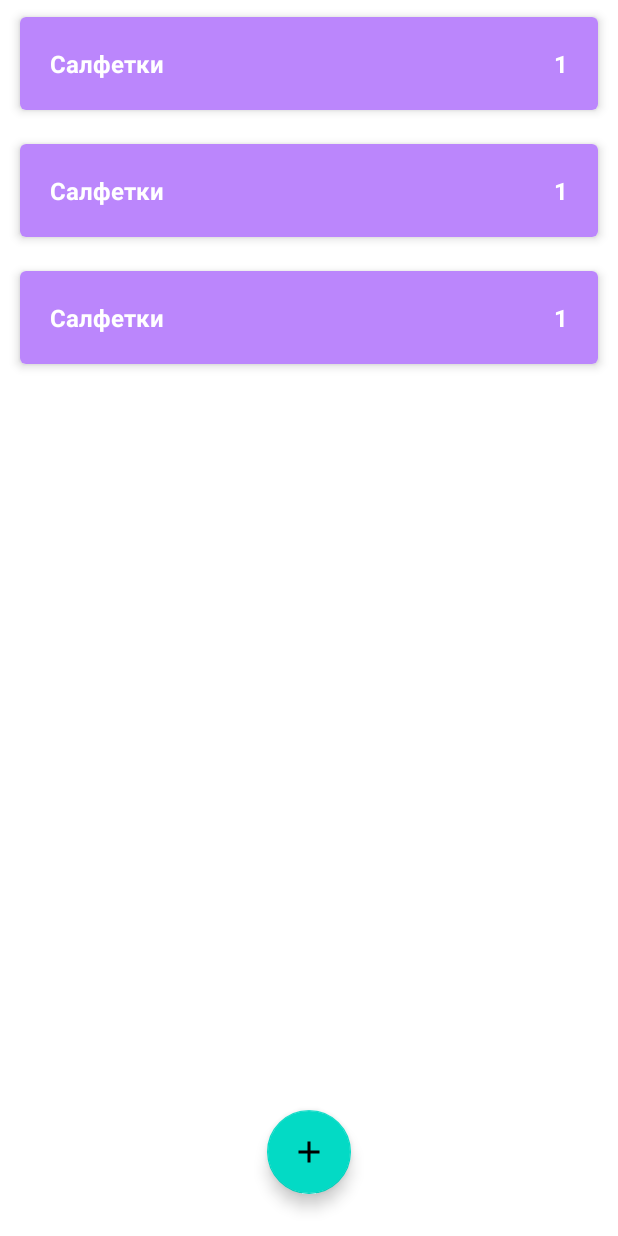
After one commit to junesqo/ShoppingApp, an Android app: the layout activity_list.xml on its own in the app's theme, with its tools: preview values and no code run, on a phone screen of 412 x 824 dp. The commit adds this screen. Run offline under Robolectric (Android 15) with nearby library versions, the phone set to English and light mode, and no system bars.

Commit message:
hw 3: implemented recycler view, adding via new activity

```diff
--- a/app/src/main/java/kg/junesqo/shoppingapp/domain/entity/ShopItem.kt
+++ b/app/src/main/java/kg/junesqo/shoppingapp/domain/entity/ShopItem.kt
@@ -1,8 +1,8 @@
 package kg.junesqo.shoppingapp.domain.entity
 
 data class ShopItem(
-    val name: String,
-    val count: Int,
+    val name: String?,
+    val count: Int?,
     val enable: Boolean,
     var id: Int = UNDEFINED_ID
 ){
--- a/app/src/main/java/kg/junesqo/shoppingapp/presentation/MainViewModel.kt
+++ b/app/src/main/java/kg/junesqo/shoppingapp/presentation/main/MainViewModel.kt
@@ -1,4 +1,4 @@
-package kg.junesqo.shoppingapp.presentation
+package kg.junesqo.shoppingapp.presentation.main
 
 import androidx.lifecycle.LiveData
 import androidx.lifecycle.MutableLiveData
--- /dev/null
+++ b/app/src/main/res/drawable/ic_add.xml
@@ -0,0 +1,5 @@
+<vector android:height="24dp" android:tint="#000000"
+    android:viewportHeight="24" android:viewportWidth="24"
+    android:width="24dp" xmlns:android="http://schemas.android.com/apk/res/android">
+    <path android:fillColor="@android:color/white" android:pathData="M19,13h-6v6h-2v-6H5v-2h6V5h2v6h6v2z"/>
+</vector>
--- /dev/null
+++ b/app/src/main/res/layout/activity_list.xml
@@ -0,0 +1,26 @@
+<?xml version="1.0" encoding="utf-8"?>
+<androidx.constraintlayout.widget.ConstraintLayout xmlns:android="http://schemas.android.com/apk/res/android"
+    xmlns:app="http://schemas.android.com/apk/res-auto"
+    xmlns:tools="http://schemas.android.com/tools"
+    android:layout_width="match_parent"
+    android:layout_height="match_parent"
+    tools:context=".presentation.list.ListActivity">
+
+    <androidx.recyclerview.widget.RecyclerView
+        android:id="@+id/recycler_list"
+        tools:listitem="@layout/item_product"
+        android:layout_width="match_parent"
+        android:layout_height="match_parent"
+        app:layoutManager="androidx.recyclerview.widget.LinearLayoutManager" />
+
+    <com.google.android.material.floatingactionbutton.FloatingActionButton
+        android:id="@+id/fab"
+        android:layout_width="wrap_content"
+        app:layout_constraintBottom_toBottomOf="parent"
+        app:layout_constraintStart_toStartOf="parent"
+        app:layout_constraintEnd_toEndOf="parent"
+        android:src="@drawable/ic_add"
+        android:layout_marginBottom="28dp"
+        android:layout_height="wrap_content"/>
+
+</androidx.constraintlayout.widget.ConstraintLayout>
--- a/app/src/main/res/layout/activity_main.xml
+++ b/app/src/main/res/layout/activity_main.xml
@@ -4,7 +4,7 @@
     android:layout_width="match_parent"
     android:layout_height="match_parent"
     android:orientation="vertical"
-    tools:context=".presentation.MainActivity">
+    tools:context=".presentation.main.MainActivity">
 
     <Button
         android:id="@+id/btn_add"
--- /dev/null
+++ b/app/src/main/res/layout/item_product.xml
@@ -0,0 +1,43 @@
+<?xml version="1.0" encoding="utf-8"?>
+<androidx.cardview.widget.CardView xmlns:android="http://schemas.android.com/apk/res/android"
+    xmlns:app="http://schemas.android.com/apk/res-auto"
+    xmlns:tools="http://schemas.android.com/tools"
+    android:layout_width="match_parent"
+    android:layout_height="wrap_content"
+    android:layout_marginStart="8dp"
+    android:layout_marginTop="4dp"
+    android:layout_marginEnd="8dp"
+    android:layout_marginBottom="4dp"
+    app:cardCornerRadius="4dp"
+    app:cardElevation="4dp"
+    app:cardUseCompatPadding="true">
+
+    <LinearLayout
+        android:layout_width="match_parent"
+        android:layout_height="wrap_content"
+        android:background="@color/purple_200"
+        android:orientation="horizontal"
+        android:padding="20dp">
+
+        <TextView
+            android:id="@+id/tv_name"
+            android:layout_width="0dp"
+            android:layout_height="wrap_content"
+            android:layout_weight="1"
+            android:textColor="@color/white"
+            android:textSize="16sp"
+            android:textStyle="bold"
+            tools:text="Салфетки" />
+
+        <TextView
+            android:id="@+id/tv_count"
+            android:layout_width="wrap_content"
+            android:layout_height="wrap_content"
+            android:textColor="@color/white"
+            android:textSize="16sp"
+            android:textStyle="bold"
+            tools:text="1" />
+
+    </LinearLayout>
+
+</androidx.cardview.widget.CardView>
--- a/app/src/main/res/values/strings.xml
+++ b/app/src/main/res/values/strings.xml
@@ -1,3 +1,4 @@
 <resources>
     <string name="app_name">ShoppingApp</string>
+    <string name="empty_et">Enter name, field is empty!</string>
 </resources>
```
Also changed, not shown: app/src/main/AndroidManifest.xml (+7 -1 lines), app/src/main/java/kg/junesqo/shoppingapp/presentation/detail/DetailActivity.kt (added, +44 -0 lines), app/src/main/java/kg/junesqo/shoppingapp/presentation/list/ListActivity.kt (added, +52 -0 lines), app/src/main/java/kg/junesqo/shoppingapp/presentation/list/ListAdapter.kt (added, +44 -0 lines), app/src/main/java/kg/junesqo/shoppingapp/presentation/main/MainActivity.kt (renamed from app/src/main/java/kg/junesqo/shoppingapp/presentation/MainActivity.kt, +16 -17 lines), app/src/main/res/layout/activity_detail.xml (added, +37 -0 lines).
